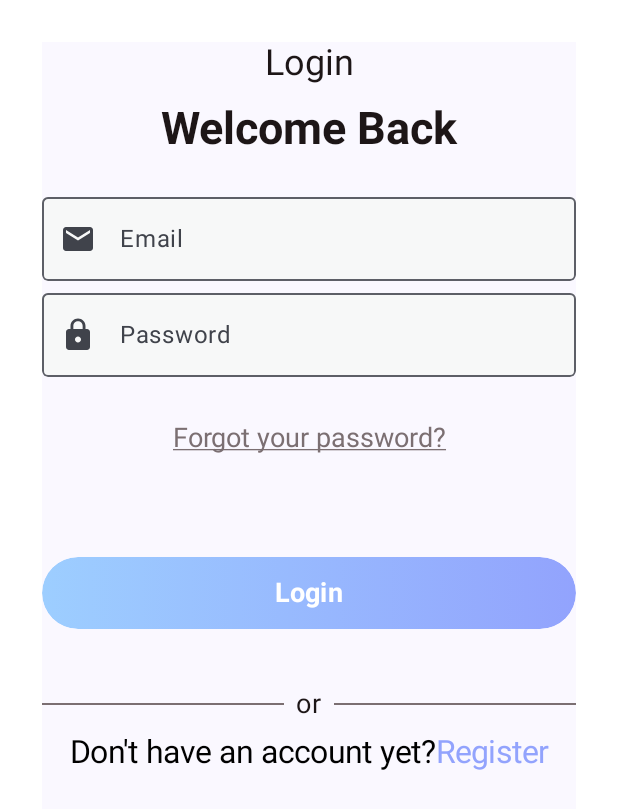
After one commit to sarahwonago/LoginFlow, an Android app built with Jetpack Compose: the composable LoginScreen shown on its own in the app's theme, on a phone screen of 412 x 824 dp. The commit adds this screen. Shown: the top 809 px of the screen. Run offline under Robolectric (Android 15) with nearby library versions, the phone set to English and light mode, and no system bars.

Commit message:
login screen

```diff
--- a/app/src/main/java/com/example/loginflow/app/PostOfficeApp.kt
+++ b/app/src/main/java/com/example/loginflow/app/PostOfficeApp.kt
@@ -9,6 +9,7 @@ import androidx.compose.ui.Modifier
 import androidx.compose.ui.graphics.Color
 import com.example.loginflow.navigation.PostOfficeAppRouter
 import com.example.loginflow.navigation.Screen
+import com.example.loginflow.screens.LoginScreen
 import com.example.loginflow.screens.SignUpScreen
 import com.example.loginflow.screens.TermsAndConditionScreen
 
@@ -28,6 +29,9 @@ fun PostOfficeApp(){
                 is Screen.TermsAndConditionScreen ->{
                     TermsAndConditionScreen()
                 }
+                is Screen.LoginScreen ->{
+                    LoginScreen()
+                }
             }
 
         }
--- a/app/src/main/java/com/example/loginflow/components/AppComponents.kt
+++ b/app/src/main/java/com/example/loginflow/components/AppComponents.kt
@@ -1,5 +1,6 @@
 package com.example.loginflow.components
 
+import android.graphics.drawable.Icon
 import android.util.Log
 import androidx.compose.foundation.background
 import androidx.compose.foundation.layout.Box
@@ -10,6 +11,7 @@ import androidx.compose.foundation.layout.heightIn
 import androidx.compose.foundation.layout.padding
 import androidx.compose.foundation.shape.RoundedCornerShape
 import androidx.compose.foundation.text.ClickableText
+import androidx.compose.foundation.text.KeyboardActions
 import androidx.compose.foundation.text.KeyboardOptions
 import androidx.compose.material.icons.Icons
 import androidx.compose.material3.Button
@@ -31,16 +33,19 @@ import androidx.compose.ui.draw.clip
 import androidx.compose.ui.graphics.Brush
 import androidx.compose.ui.graphics.Color
 import androidx.compose.ui.graphics.painter.Painter
+import androidx.compose.ui.platform.LocalFocusManager
 import androidx.compose.ui.res.stringResource
 import androidx.compose.ui.text.SpanStyle
 import androidx.compose.ui.text.TextStyle
 import androidx.compose.ui.text.buildAnnotatedString
 import androidx.compose.ui.text.font.FontStyle
 import androidx.compose.ui.text.font.FontWeight
+import androidx.compose.ui.text.input.ImeAction
 import androidx.compose.ui.text.input.KeyboardType
 import androidx.compose.ui.text.input.PasswordVisualTransformation
 import androidx.compose.ui.text.input.VisualTransformation
 import androidx.compose.ui.text.style.TextAlign
+import androidx.compose.ui.text.style.TextDecoration
 import androidx.compose.ui.text.withStyle
 import androidx.compose.ui.unit.dp
 import androidx.compose.ui.unit.sp
@@ -111,7 +116,9 @@ fun MyTextField(
         leadingIcon = {
             Icon(painter = icon, contentDescription = null)
         },
-        keyboardOptions = KeyboardOptions.Default,
+        keyboardOptions = KeyboardOptions(imeAction = ImeAction.Next),
+        singleLine = true,
+        maxLines = 1,
         value = textValue.value,
         onValueChange = {
             textValue.value = it
@@ -126,6 +133,9 @@ fun MyPasswordTextField(
     labelValue:String,
     icon:Painter
 ) {
+
+    val localFocusManager = LocalFocusManager.current
+
     val password = remember{
         mutableStateOf("")
     }
@@ -168,14 +178,20 @@ fun MyPasswordTextField(
             }
         },
         visualTransformation = if(passwordVisible.value) VisualTransformation.None else PasswordVisualTransformation,
-        keyboardOptions = KeyboardOptions(keyboardType = KeyboardType.Password),
+        keyboardOptions = KeyboardOptions(keyboardType = KeyboardType.Password, imeAction = ImeAction.Done),
+        singleLine = true,
+        maxLines = 1,
+        keyboardActions = KeyboardActions{
+                                         localFocusManager.clearFocus()
+        },
         value = password.value,
         onValueChange = {
             password.value = it
         }
     )
 }
- */
+*/
+
 @Composable
 fun MyCheckBox(value:String, onTextSelected:(String) -> Unit){
     Row (
@@ -291,10 +307,10 @@ fun MyDivider(){
 }
 
 @Composable
-fun MyClickableLoginText(onTextSelected:(String) -> Unit){
+fun MyClickableLoginRegisterText(tryingToLogIn:Boolean, onTextSelected:(String) -> Unit){
 
-    val initialText = "Already have an account? "
-    val loginText = "Login"
+    val initialText = if(tryingToLogIn) "Already have an account? " else "Don\'t have an account yet?"
+    val loginText = if(tryingToLogIn) "Login" else "Register"
 
     val annotatedString = buildAnnotatedString {
         append(initialText)
@@ -325,3 +341,21 @@ fun MyClickableLoginText(onTextSelected:(String) -> Unit){
         }
     })
 }
+
+@Composable
+fun UnderlinedTextComponent(value:String){
+    Text(
+        text = value,
+        modifier = Modifier
+            .fillMaxWidth()
+            .heightIn(min = 40.dp),
+        style = TextStyle(
+            fontSize = 18.sp,
+            fontStyle = FontStyle.Normal,
+            fontWeight = FontWeight.Normal
+        ),
+        color = GrayColor,
+        textAlign = TextAlign.Center,
+        textDecoration = TextDecoration.Underline
+    )
+}
--- a/app/src/main/java/com/example/loginflow/navigation/PostOfficeAppRouter.kt
+++ b/app/src/main/java/com/example/loginflow/navigation/PostOfficeAppRouter.kt
@@ -7,6 +7,8 @@ sealed class Screen(){
 
     object SignUpScreen:Screen()
     object TermsAndConditionScreen:Screen()
+
+    object LoginScreen:Screen()
 }
 
 object PostOfficeAppRouter{
--- /dev/null
+++ b/app/src/main/java/com/example/loginflow/screens/LoginScreen.kt
@@ -0,0 +1,80 @@
+package com.example.loginflow.screens
+
+import androidx.compose.foundation.background
+import androidx.compose.foundation.layout.Column
+import androidx.compose.foundation.layout.Spacer
+import androidx.compose.foundation.layout.fillMaxSize
+import androidx.compose.foundation.layout.height
+import androidx.compose.foundation.layout.padding
+import androidx.compose.material3.Surface
+import androidx.compose.runtime.Composable
+import androidx.compose.ui.Modifier
+import androidx.compose.ui.res.painterResource
+import androidx.compose.ui.res.stringResource
+import androidx.compose.ui.tooling.preview.Preview
+import androidx.compose.ui.unit.dp
+import com.example.loginflow.R
+import com.example.loginflow.components.HeadingTextComponent
+import com.example.loginflow.components.MyButton
+import com.example.loginflow.components.MyClickableLoginRegisterText
+import com.example.loginflow.components.MyDivider
+import com.example.loginflow.components.MyTextField
+import com.example.loginflow.components.NormalTextComponent
+import com.example.loginflow.components.UnderlinedTextComponent
+import com.example.loginflow.navigation.PostOfficeAppRouter
+import com.example.loginflow.navigation.Screen
+import com.example.loginflow.navigation.SystemBackButtonHandler
+import com.example.loginflow.ui.theme.WhiteColor
+
+@Composable
+fun LoginScreen(){
+
+    Surface(
+        modifier = Modifier
+            .fillMaxSize()
+            .background(WhiteColor)
+            .padding(28.dp)
+    ){
+        Column (
+            modifier = Modifier
+                .fillMaxSize()
+        ){
+
+            NormalTextComponent(value = stringResource(id = R.string.login))
+            HeadingTextComponent(value = stringResource(id = R.string.welcome))
+
+            Spacer(modifier = Modifier.height(20.dp))
+
+            MyTextField(labelValue = stringResource(id = R.string.email),
+                icon = painterResource(id = R.drawable.email))
+
+            MyTextField(labelValue = stringResource(id = R.string.password),
+                icon = painterResource(id = R.drawable.password))
+
+            Spacer(modifier = Modifier.height(30.dp))
+
+            UnderlinedTextComponent(value = stringResource(id = R.string.forgot_password))
+
+            Spacer(modifier = Modifier.height(50.dp))
+
+            MyButton(value = stringResource(id = R.string.login))
+
+            Spacer(modifier = Modifier.height(30.dp))
+            MyDivider()
+
+            MyClickableLoginRegisterText(tryingToLogIn = false, onTextSelected = {
+                PostOfficeAppRouter.navigateTo(Screen.SignUpScreen)
+            })
+        }
+    }
+
+    SystemBackButtonHandler {
+        PostOfficeAppRouter.navigateTo(Screen.SignUpScreen)
+    }
+}
+
+@Composable
+@Preview
+fun LoginScreenPreview(){
+    LoginScreen()
+}
--- a/app/src/main/java/com/example/loginflow/screens/SignUpScreen.kt
+++ b/app/src/main/java/com/example/loginflow/screens/SignUpScreen.kt
@@ -19,7 +19,7 @@ import com.example.loginflow.R
 import com.example.loginflow.components.HeadingTextComponent
 import com.example.loginflow.components.MyButton
 import com.example.loginflow.components.MyCheckBox
-import com.example.loginflow.components.MyClickableLoginText
+import com.example.loginflow.components.MyClickableLoginRegisterText
 import com.example.loginflow.components.MyDivider
 import com.example.loginflow.components.MyTextField
 import com.example.loginflow.components.NormalTextComponent
@@ -79,8 +79,8 @@ fun SignUpScreen(){
 
             MyDivider()
 
-            MyClickableLoginText(onTextSelected = {
-
+            MyClickableLoginRegisterText(tryingToLogIn = true, onTextSelected = {
+                PostOfficeAppRouter.navigateTo(Screen.LoginScreen)
             })
         }
     }
--- a/app/src/main/java/com/example/loginflow/screens/TermsAndConditionScreen.kt
+++ b/app/src/main/java/com/example/loginflow/screens/TermsAndConditionScreen.kt
@@ -28,7 +28,7 @@ fun TermsAndConditionScreen(){
     }
 
     SystemBackButtonHandler {
-        PostOfficeAppRouter.navigateTo(Screen.SignUpScreen)
+       PostOfficeAppRouter.navigateTo(Screen.SignUpScreen)
     }
 }
 
--- a/app/src/main/res/values/strings.xml
+++ b/app/src/main/res/values/strings.xml
@@ -15,4 +15,6 @@
     <string name="login">Login</string>
     <string name="or">or</string>
     <string name="go_to_login">Already have an account? Login</string>
+    <string name="forgot_password">Forgot your password?</string>
+    <string name="dont_have_an_account">Don\'t have an account yet? Register</string>
 </resources>
```
Also changed, not shown: app/build.gradle.kts (+6 -4 lines).
